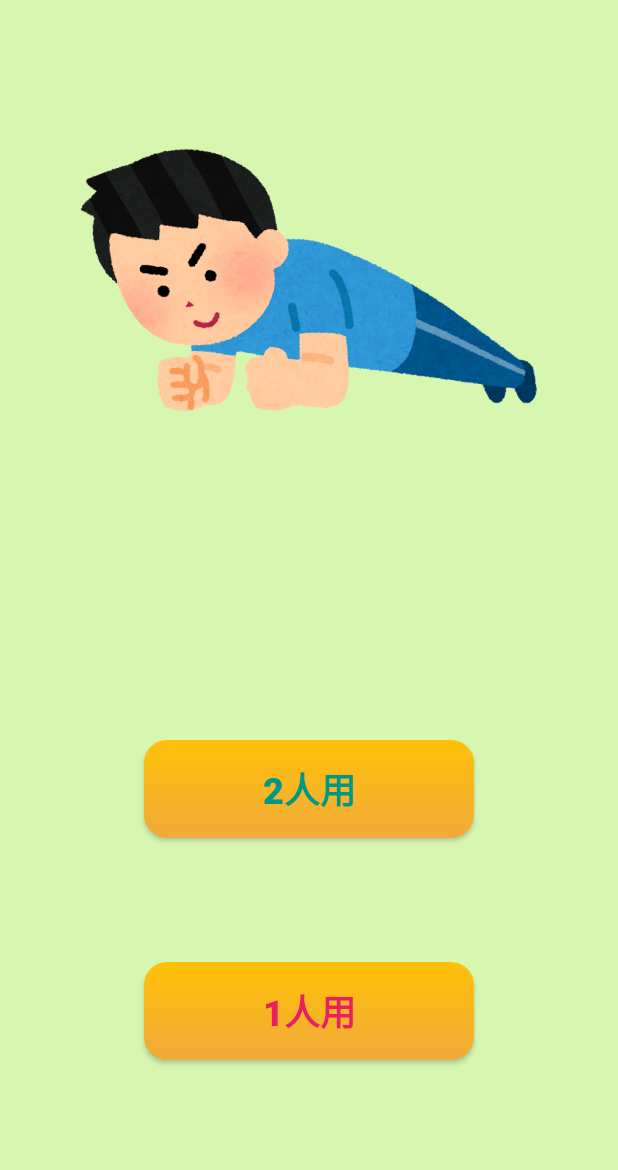
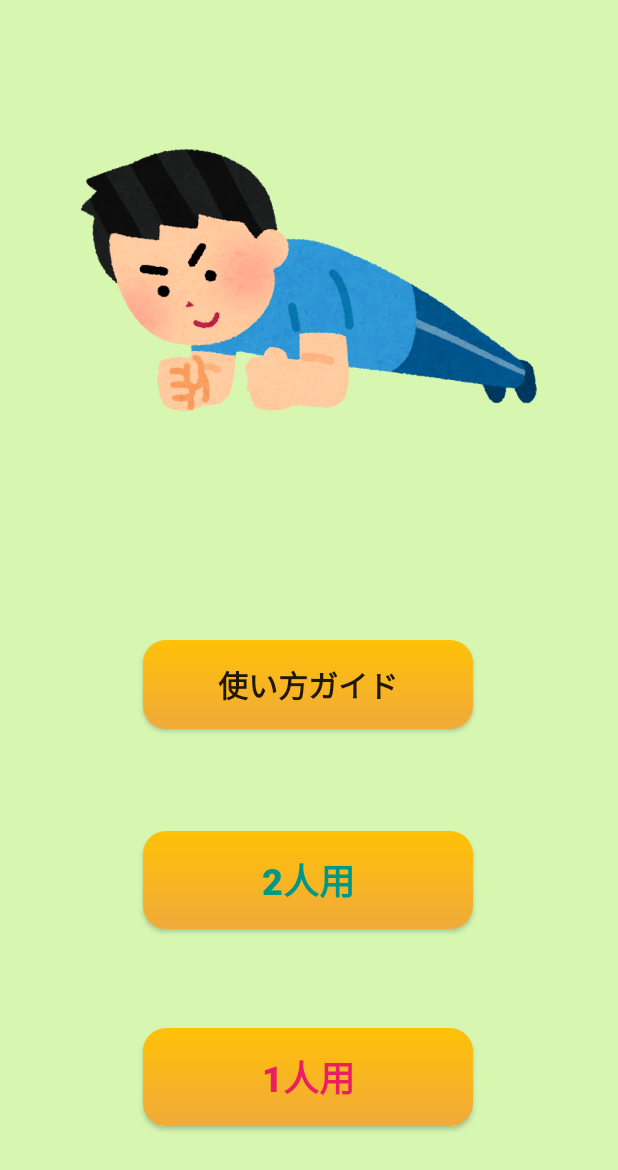
Before and after one commit to takamako/PlankZER0, an Android app: the screen it shows after launch (MainActivity), on a phone screen of 412 x 824 dp. Shown: the top 1170 px of the screen. Run offline under Robolectric (Android 15) with nearby library versions, the phone set to English and light mode, and no system bars; Roboto replaces fonts that are not available here.

Commit message:
help追加

```diff
--- a/app/src/main/java/com/example/plank/MainActivity.java
+++ b/app/src/main/java/com/example/plank/MainActivity.java
@@ -1,6 +1,15 @@
 package com.example.plank;
 
+import androidx.annotation.NonNull;
+import androidx.annotation.RequiresApi;
 import androidx.appcompat.app.AppCompatActivity;
+
+import android.app.AlertDialog;
+import android.app.Dialog;
+import android.app.DialogFragment;
+import android.app.FragmentManager;
+import android.content.SharedPreferences;
+import android.os.Build;
 import android.os.Bundle;
 import android.content.Intent;
 import android.view.View;
@@ -17,6 +26,16 @@ public class MainActivity extends AppCompatActivity {
         super.onCreate(savedInstanceState);
         Log.d("debug","onCreate()");//10/2追加
         setContentView(R.layout.activity_main);
+
+        if (isFirstTime()) {
+            // show dialog
+            FragmentManager fragmentManager = getFragmentManager();
+
+            // DialogFragment を継承したAlertDialogFragmentのインスタンス
+            SensorActivity.AlertDialogFragment dialogFragment = new SensorActivity.AlertDialogFragment();
+            // DialogFragmentの表示
+            dialogFragment.show(fragmentManager, "test alert dialog");
+        }
 
         ImageView imageView = findViewById(R.id.image_view);
         imageView.setImageResource(R.drawable.plank01);
@@ -41,6 +60,63 @@ public class MainActivity extends AppCompatActivity {
                 startActivity(intent);
             }
         });
+
+        Button helpButton = findViewById(R.id.helpButton);
+
+        // ボタンタップでAlertを表示させる
+        helpButton.setOnClickListener(new View.OnClickListener() {
+            @Override
+            public void onClick(View v) {
+                FragmentManager fragmentManager = getFragmentManager();
+
+                // DialogFragment を継承したAlertDialogFragmentのインスタンス
+                MainActivity.AlertDialogFragment dialogFragment = new MainActivity.AlertDialogFragment();
+                // DialogFragmentの表示
+                dialogFragment.show(fragmentManager, "test alert dialog");
+            }
+        });
+
+    }
+    public void setTextView(String message){
+
+    }
+
+    private boolean isFirstTime()
+    {
+        SharedPreferences preferences = getPreferences(MODE_PRIVATE);
+        boolean ranBefore = preferences.getBoolean("RanBefore", false);
+        if (!ranBefore) {
+            // first time
+            SharedPreferences.Editor editor = preferences.edit();
+            editor.putBoolean("RanBefore", true);
+            editor.commit();
         }
+        return !ranBefore;
+    }
+
+    // DialogFragment を継承したクラス
+    public static class AlertDialogFragment extends DialogFragment {
+        // 選択肢のリスト
+        private String[] menulist = {"選択(1)","選択(2)","選択(3)"};
+
+        @RequiresApi(api = Build.VERSION_CODES.M)
+        @Override
+        @NonNull
+        public Dialog onCreateDialog(Bundle savedInstanceState) {
+
+            AlertDialog.Builder alert = new AlertDialog.Builder(getActivity());
+
+            // タイトル
+            alert.setTitle("使い方！");
+            alert.setView(R.layout.activity_help_main);
+            alert.setPositiveButton( "OK", null );
+
+            return alert.create();
+        }
+        private void setMassage(String message) {
+            MainActivity mainActivity = (MainActivity) getActivity();
+            // mainActivity.setTextView(message);
+        }
+    }
 
 }
--- a/app/src/main/res/layout/activity_image.xml
+++ b/app/src/main/res/layout/activity_image.xml
@@ -73,7 +73,7 @@
         app:layout_constraintVertical_bias="0.722" />
 
     <Button
-        android:id="@+id/helpButton"
+        android:id="@+id/helpButton2"
         android:layout_width="270dp"
         android:layout_height="wrap_content"
         android:layout_margin="20dp"
--- a/app/src/main/res/layout/activity_main.xml
+++ b/app/src/main/res/layout/activity_main.xml
@@ -30,10 +30,11 @@
         android:textColor="#009688"
         android:textSize="24sp"
         app:layout_constraintBottom_toBottomOf="parent"
+        app:layout_constraintHorizontal_bias="0.497"
         app:layout_constraintLeft_toLeftOf="parent"
         app:layout_constraintRight_toRightOf="parent"
         app:layout_constraintTop_toTopOf="parent"
-        app:layout_constraintVertical_bias="0.659" />
+        app:layout_constraintVertical_bias="0.743" />
 
     <Button
         android:id="@+id/sensor_button"
@@ -46,13 +47,27 @@
         android:textColor="#E91E63"
         android:textSize="24sp"
         app:layout_constraintBottom_toBottomOf="parent"
-        app:layout_constraintHorizontal_bias="0.498"
+        app:layout_constraintHorizontal_bias="0.497"
         app:layout_constraintLeft_toLeftOf="parent"
         app:layout_constraintRight_toRightOf="parent"
         app:layout_constraintTop_toTopOf="parent"
-        app:layout_constraintVertical_bias="0.865" />
+        app:layout_constraintVertical_bias="0.926" />
 
-
+    <Button
+        android:id="@+id/helpButton"
+        android:layout_width="220dp"
+        android:layout_height="wrap_content"
+        android:layout_margin="20dp"
+        android:background="@drawable/button_state"
+        android:fontFamily="sans-serif-black"
+        android:text="使い方ガイド"
+        android:textSize="20sp"
+        app:layout_constraintBottom_toBottomOf="parent"
+        app:layout_constraintHorizontal_bias="0.496"
+        app:layout_constraintLeft_toLeftOf="parent"
+        app:layout_constraintRight_toRightOf="parent"
+        app:layout_constraintTop_toTopOf="parent"
+        app:layout_constraintVertical_bias="0.561" />
 
     app:layout_constraintTop_toTopOf="parent" />
 </androidx.constraintlayout.widget.ConstraintLayout>
```
Also changed, not shown: app/src/main/res/layout/activity_help2.xml (added, +21 -0 lines), app/src/main/res/layout/activity_help_main.xml (added, +20 -0 lines), 15 other files.
